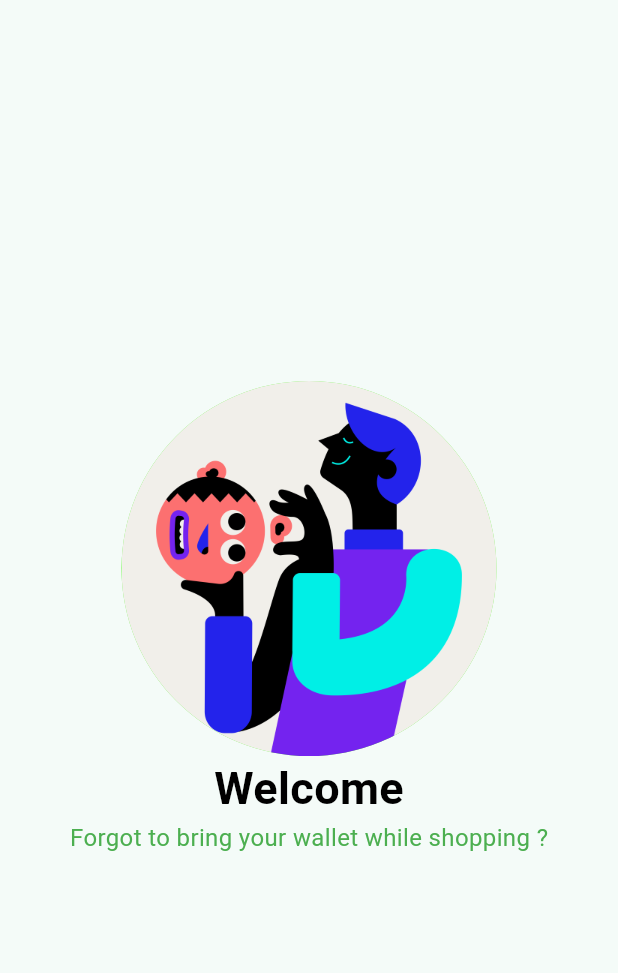
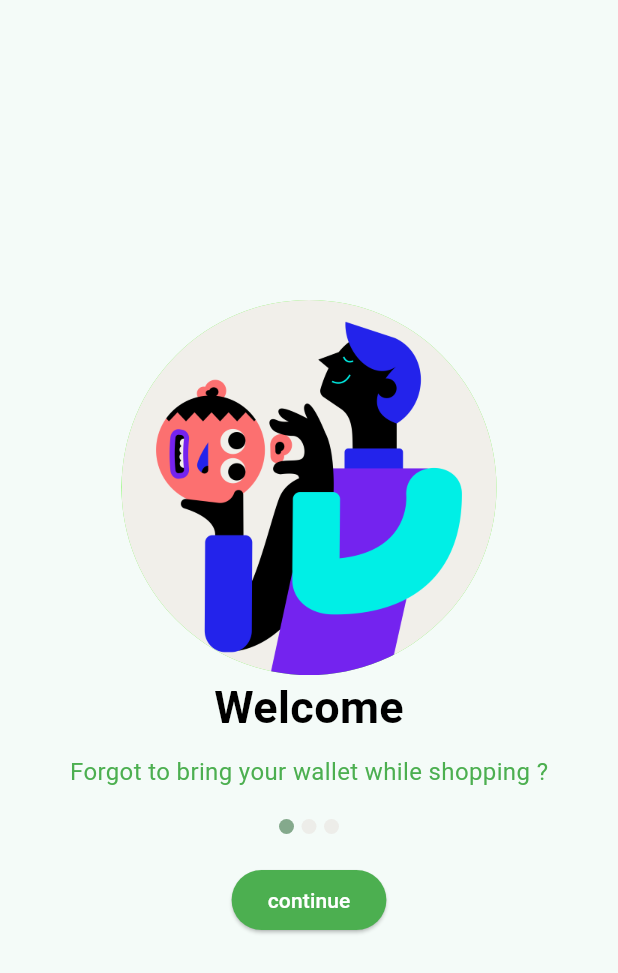
Before and after one commit to KishiEdward/tugas_week6_1123150045, a Flutter app: the screen it shows after launch, on a phone screen of 412 x 824 dp. Shown: the top 973 px of the screen. Run offline on Flutter 3.47's test engine with Material 3 defaults, Android fonts, the phone set to English and light mode, and no system bars.

Commit message:
menambah ikon bulat dan button continue

```diff
--- a/lib/screen/splash_screen1.dart
+++ b/lib/screen/splash_screen1.dart
@@ -31,13 +31,56 @@ class SplashScreen1 extends StatelessWidget {
                 color: const Color.fromARGB(255, 0, 0, 0),
               ),
             ),
+            SizedBox(height: 10),
             Text(
               "Forgot to bring your wallet while shopping ?",
-              style: TextStyle(
-                fontSize: 16,
-                color: Colors.green,
+              style: TextStyle(fontSize: 16, color: Colors.green),
+            ),
+            SizedBox(height: 20),
+            Row(
+              mainAxisAlignment: MainAxisAlignment.center,
+              crossAxisAlignment: CrossAxisAlignment.center,
+              children: [
+                Container(
+                  width: 10,
+                  height: 10,
+                  decoration: const BoxDecoration(
+                    shape: BoxShape.circle,
+                    color: Color(0xFF84a98c),
+                  ),
+                ),
+                SizedBox(width: 5),
+                Container(
+                  width: 10,
+                  height: 10,
+                  decoration: const BoxDecoration(
+                    shape: BoxShape.circle,
+                    color: Color(0xFFedede9),
+                  ),
+                ),
+                SizedBox(width: 5),
+                Container(
+                  width: 10,
+                  height: 10,
+                  decoration: const BoxDecoration(
+                    shape: BoxShape.circle,
+                    color: Color(0xFFedede9),
+                  ),
+                ),
+              ],
+            ),
+            SizedBox(height: 20),
+            Container(
+              child: ElevatedButton(
+                onPressed: () {
+                  //todo untuk ke next
+                },
+                style: ElevatedButton.styleFrom(
+                  backgroundColor: Color(0xFF4CAF50),
+                ),
+                child: Text("continue", style: TextStyle(fontSize: 14, color: Colors.white)),
               ),
-            )
+            ),
           ],
         ),
       ),
```
